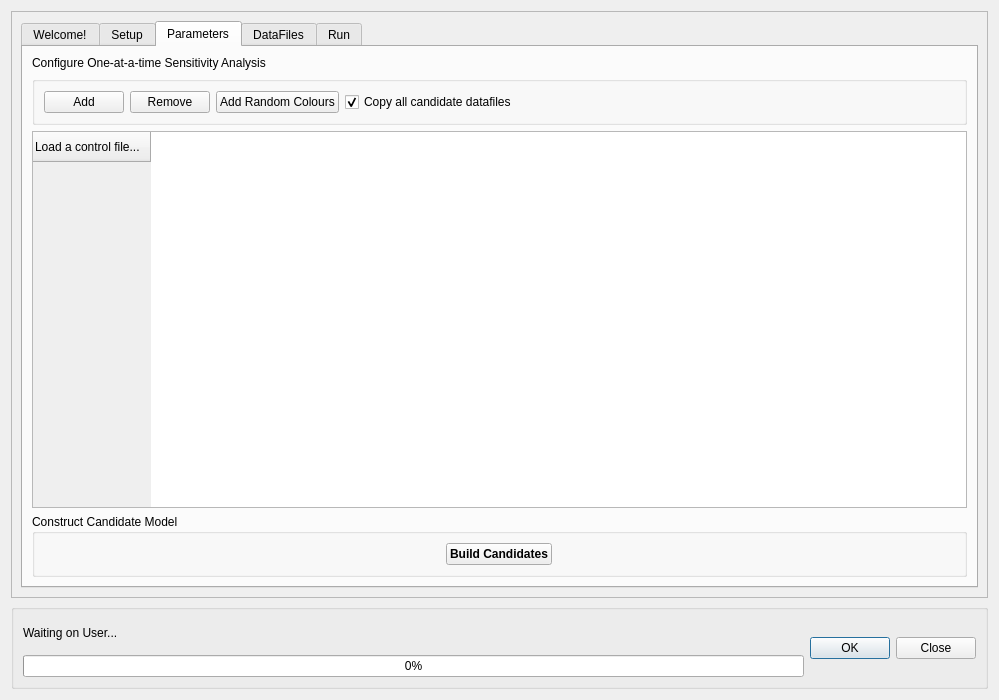
Above: canflood/sensi/sensi.ui from NRCan/CanFlood before the change. Below: the same form after it.
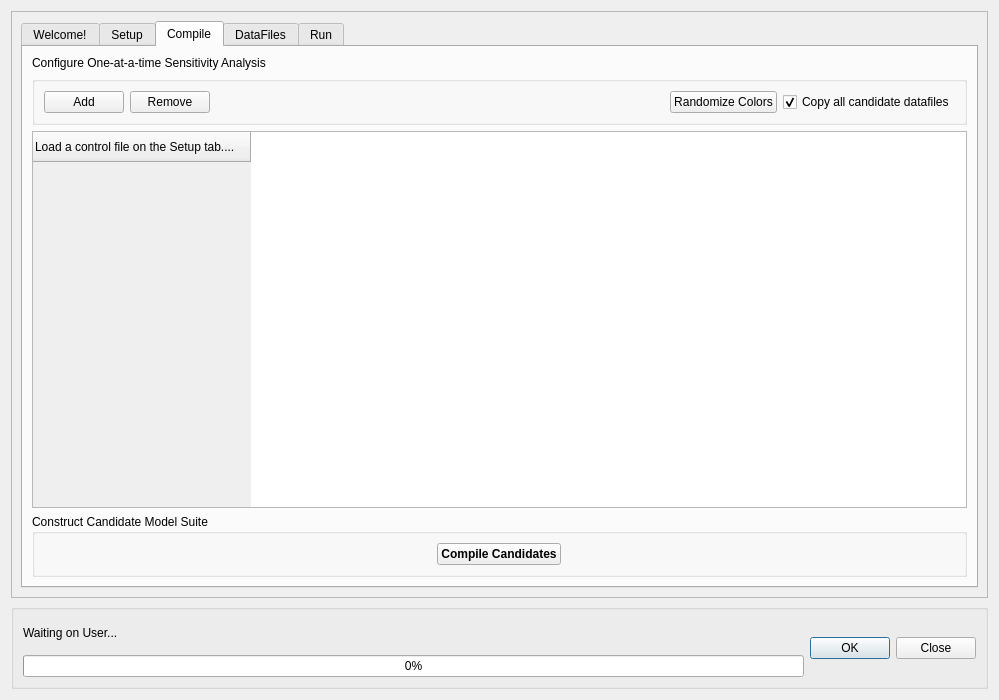
That is the form after the change. Icons and pictures are not drawn.

Diff of the .ui file:
```diff
--- a/canflood/sensi/sensi.ui
+++ b/canflood/sensi/sensi.ui
@@ -563,7 +563,7 @@
          </widget>
          <widget class="QWidget" name="tab_pars">
           <attribute name="title">
-           <string>Parameters</string>
+           <string>Compile</string>
           </attribute>
           <layout class="QVBoxLayout" name="verticalLayout_5">
            <item>
@@ -603,23 +603,6 @@
                 </property>
                </widget>
               </item>
-              <item>
-               <widget class="QPushButton" name="pushButton_6">
-                <property name="text">
-                 <string>Add Random Colours</string>
-                </property>
-               </widget>
-              </item>
-              <item>
-               <widget class="QCheckBox" name="checkBox">
-                <property name="text">
-                 <string>Copy all candidate datafiles</string>
-                </property>
-                <property name="checked">
-                 <bool>true</bool>
-                </property>
-               </widget>
-              </item>
               <item>
                <spacer name="horizontalSpacer_3">
                 <property name="orientation">
@@ -633,14 +616,34 @@
                 </property>
                </spacer>
               </item>
+              <item>
+               <widget class="QPushButton" name="pushButton_P_addColors">
+                <property name="text">
+                 <string>Randomize Colors</string>
+                </property>
+               </widget>
+              </item>
+              <item>
+               <widget class="QCheckBox" name="checkBox_P_copyData">
+                <property name="text">
+                 <string>Copy all candidate datafiles</string>
+                </property>
+                <property name="checked">
+                 <bool>true</bool>
+                </property>
+               </widget>
+              </item>
              </layout>
             </widget>
            </item>
            <item>
             <widget class="QTableWidget" name="tableWidget_P">
+             <property name="layoutDirection">
+              <enum>Qt::LeftToRight</enum>
+             </property>
              <row>
               <property name="text">
-               <string>Load a control file...</string>
+               <string>Load a control file on the Setup tab....</string>
               </property>
              </row>
             </widget>
@@ -654,14 +657,14 @@
               </sizepolicy>
              </property>
              <property name="title">
-              <string>Construct Candidate Model</string>
+              <string>Construct Candidate Model Suite</string>
              </property>
              <layout class="QVBoxLayout" name="verticalLayout_4">
               <item alignment="Qt::AlignHCenter">
                <widget class="QPushButton" name="pushButton_7">
                 <property name="maximumSize">
                  <size>
-                  <width>120</width>
+                  <width>150</width>
                   <height>16777215</height>
                  </size>
                 </property>
@@ -672,7 +675,7 @@
                  </font>
                 </property>
                 <property name="text">
-                 <string>Build Candidates</string>
+                 <string>Compile Candidates</string>
                 </property>
                </widget>
               </item>
```
Left out of the diff: 4 changed lines with no effect on the pictures.
